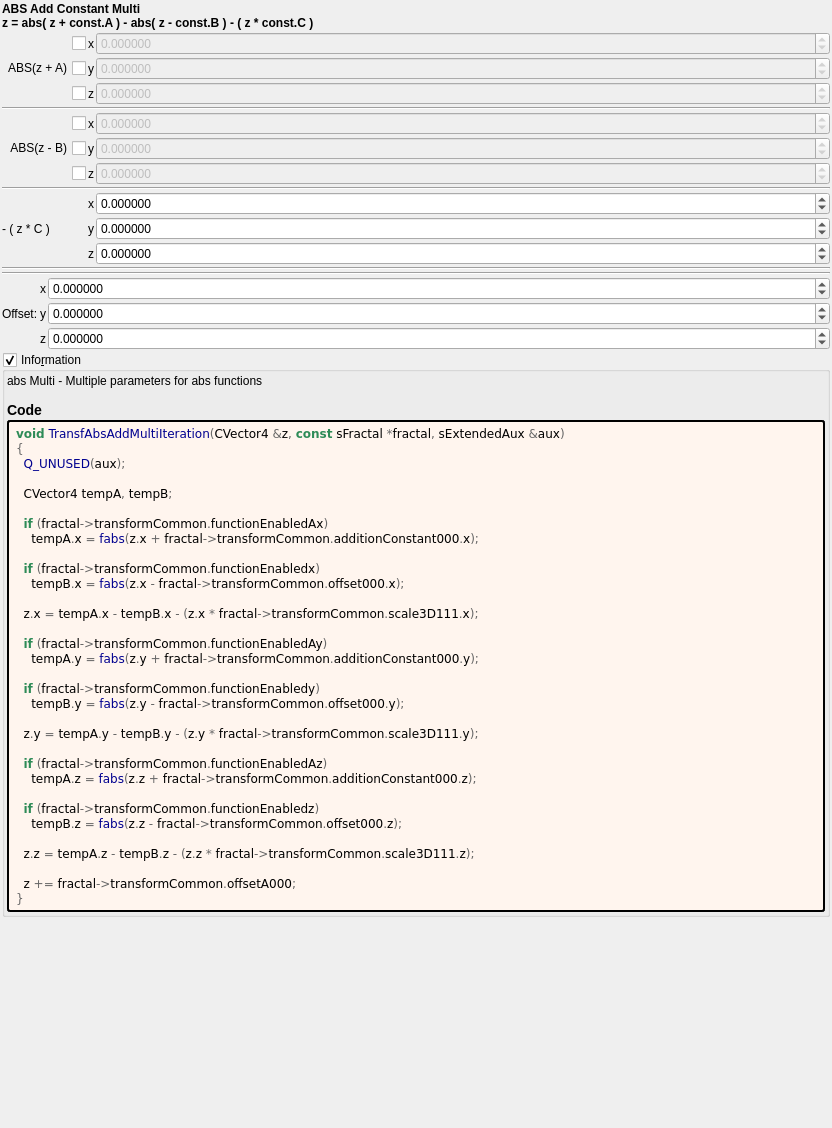
The window that mandelbulber2/formula/ui/transf_abs_add_multi.ui (buddhi1980/mandelbulber2) describes before a commit, drawn with Qt 5.
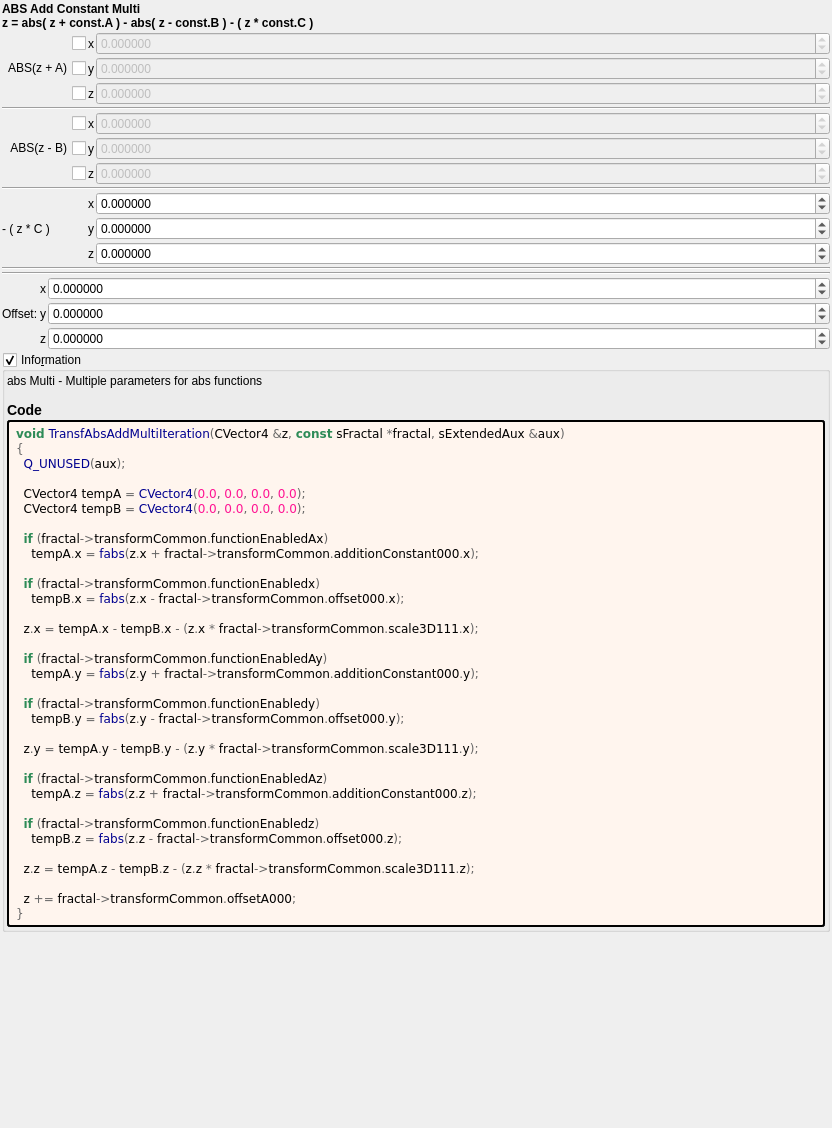
The same window after the commit. Custom widgets are drawn as their Qt base class.

Commit message: Updated cl file for Abs Add Multi

```diff
--- a/mandelbulber2/formula/ui/transf_abs_add_multi.ui
+++ b/mandelbulber2/formula/ui/transf_abs_add_multi.ui
@@ -626,7 +626,8 @@
 &lt;span style=&quot;color:#676767&quot;&gt;{&lt;/span&gt;
   &lt;span style=&quot;color:#00008f&quot;&gt;Q_UNUSED&lt;/span&gt;&lt;span style=&quot;color:#676767&quot;&gt;(&lt;/span&gt;aux&lt;span style=&quot;color:#676767&quot;&gt;);&lt;/span&gt;
 
-  CVector4 tempA&lt;span style=&quot;color:#676767&quot;&gt;,&lt;/span&gt; tempB&lt;span style=&quot;color:#676767&quot;&gt;;&lt;/span&gt;
+  CVector4 tempA &lt;span style=&quot;color:#676767&quot;&gt;=&lt;/span&gt; &lt;span style=&quot;color:#00008f&quot;&gt;CVector4&lt;/span&gt;&lt;span style=&quot;color:#676767&quot;&gt;(&lt;/span&gt;&lt;span style=&quot;color:#ff1493&quot;&gt;0.0&lt;/span&gt;&lt;span style=&quot;color:#676767&quot;&gt;,&lt;/span&gt; &lt;span style=&quot;color:#ff1493&quot;&gt;0.0&lt;/span&gt;&lt;span style=&quot;color:#676767&quot;&gt;,&lt;/span&gt; &lt;span style=&quot;color:#ff1493&quot;&gt;0.0&lt;/span&gt;&lt;span style=&quot;color:#676767&quot;&gt;,&lt;/span&gt; &lt;span style=&quot;color:#ff1493&quot;&gt;0.0&lt;/span&gt;&lt;span style=&quot;color:#676767&quot;&gt;);&lt;/span&gt;
+  CVector4 tempB &lt;span style=&quot;color:#676767&quot;&gt;=&lt;/span&gt; &lt;span style=&quot;color:#00008f&quot;&gt;CVector4&lt;/span&gt;&lt;span style=&quot;color:#676767&quot;&gt;(&lt;/span&gt;&lt;span style=&quot;color:#ff1493&quot;&gt;0.0&lt;/span&gt;&lt;span style=&quot;color:#676767&quot;&gt;,&lt;/span&gt; &lt;span style=&quot;color:#ff1493&quot;&gt;0.0&lt;/span&gt;&lt;span style=&quot;color:#676767&quot;&gt;,&lt;/span&gt; &lt;span style=&quot;color:#ff1493&quot;&gt;0.0&lt;/span&gt;&lt;span style=&quot;color:#676767&quot;&gt;,&lt;/span&gt; &lt;span style=&quot;color:#ff1493&quot;&gt;0.0&lt;/span&gt;&lt;span style=&quot;color:#676767&quot;&gt;);&lt;/span&gt;
 
   &lt;span style=&quot;color:#2e8b57; font-weight:bold&quot;&gt;if&lt;/span&gt; &lt;span style=&quot;color:#676767&quot;&gt;(&lt;/span&gt;fractal&lt;span style=&quot;color:#676767&quot;&gt;-&amp;gt;&lt;/span&gt;transformCommon&lt;span style=&quot;color:#676767&quot;&gt;.&lt;/span&gt;functionEnabledAx&lt;span style=&quot;color:#676767&quot;&gt;)&lt;/span&gt;
     tempA&lt;span style=&quot;color:#676767&quot;&gt;.&lt;/span&gt;x &lt;span style=&quot;color:#676767&quot;&gt;=&lt;/span&gt; &lt;span style=&quot;color:#00008f&quot;&gt;fabs&lt;/span&gt;&lt;span style=&quot;color:#676767&quot;&gt;(&lt;/span&gt;z&lt;span style=&quot;color:#676767&quot;&gt;.&lt;/span&gt;x &lt;span style=&quot;color:#676767&quot;&gt;+&lt;/span&gt; fractal&lt;span style=&quot;color:#676767&quot;&gt;-&amp;gt;&lt;/span&gt;transformCommon&lt;span style=&quot;color:#676767&quot;&gt;.&lt;/span&gt;additionConstant000&lt;span style=&quot;color:#676767&quot;&gt;.&lt;/span&gt;x&lt;span style=&quot;color:#676767&quot;&gt;);&lt;/span&gt;
```
The commit also changes 1 other file.
